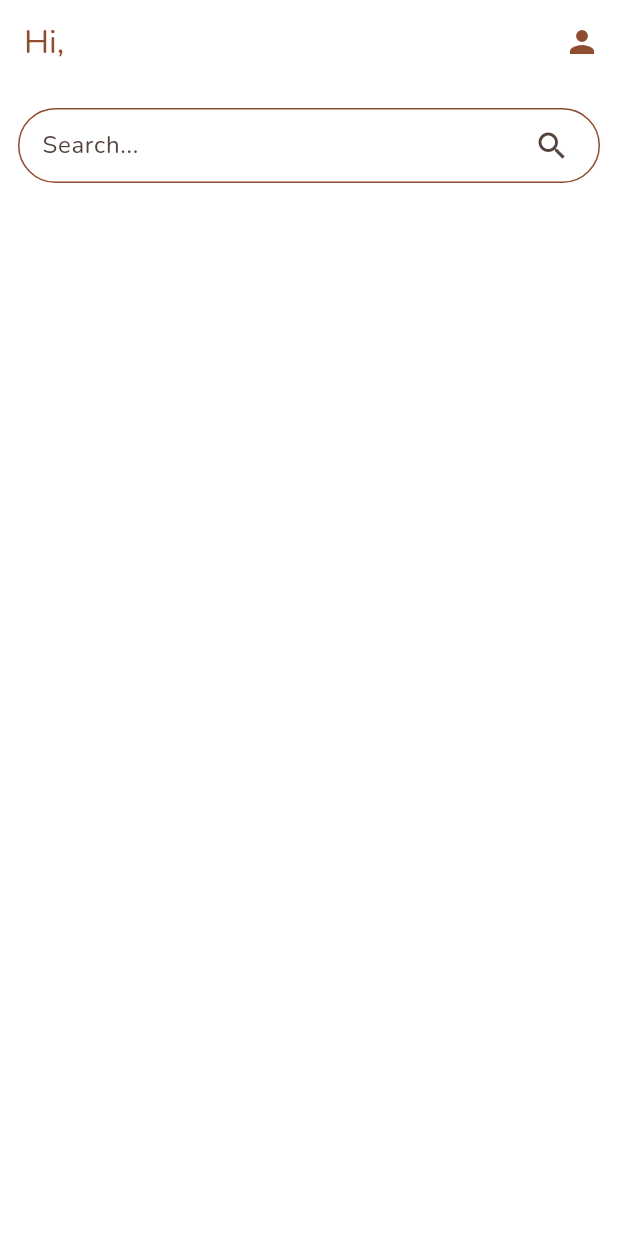
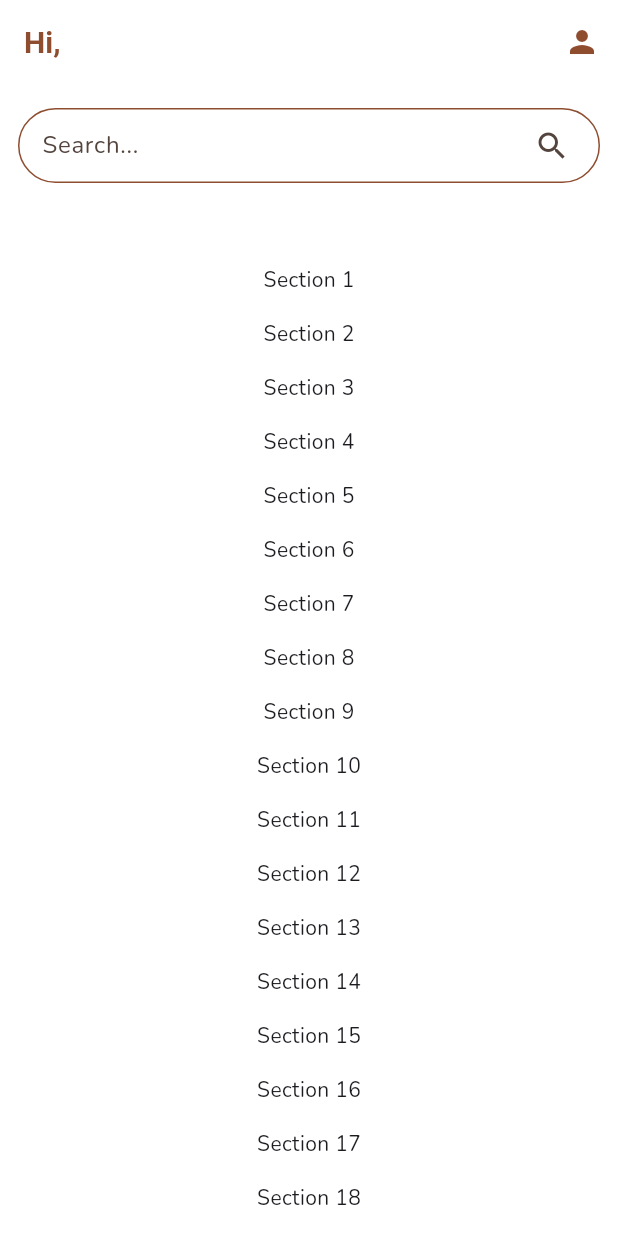
Before and after one commit to NavidZamanKhan/BrewCart, a Flutter app: the screen it shows once a user with an empty profile is signed in, on a phone screen of 412 x 824 dp. Run offline on Flutter 3.47's test engine with Material 3 defaults, Android fonts, the phone set to English and light mode, and no system bars; our stand-ins replace cloud_firestore, firebase_auth, firebase_core, flutter_bloc, go_router, google_fonts and 1 more; accounts and stored records are empty; generated files the repository leaves out were written again.

Commit message:
feat: add search bar widget and scrollable home section

```diff
--- a/lib/app/theme/app_theme.dart
+++ b/lib/app/theme/app_theme.dart
@@ -16,6 +16,11 @@ final appTheme = ThemeData(
   appBarTheme: AppBarTheme(
     backgroundColor: colorScheme.onPrimary,
     foregroundColor: colorScheme.primary,
+    titleTextStyle: TextStyle(
+      color: colorScheme.primary,
+      fontSize: 20,
+      fontWeight: FontWeight.bold,
+    ),
     elevation: 0,
     scrolledUnderElevation: 0,
     shadowColor: Colors.transparent,
--- a/lib/screens/home_screen.dart
+++ b/lib/screens/home_screen.dart
@@ -3,6 +3,7 @@ import 'package:cloud_firestore/cloud_firestore.dart';
 import 'package:flutter/material.dart';
 import 'package:my_coffee_app/models/user_data.dart';
 import 'package:my_coffee_app/widgets/coffee_seach_bar.dart';
+import 'package:my_coffee_app/widgets/home_screen_scrollable_section.dart';
 
 class HomeScreen extends StatefulWidget {
   const HomeScreen({super.key});
@@ -58,8 +59,6 @@ class _HomeScreenState extends State<HomeScreen> {
           },
         ),
         actions: [IconButton(onPressed: () {}, icon: Icon(Icons.person))],
-        backgroundColor: Theme.of(context).colorScheme.onPrimary,
-        foregroundColor: Theme.of(context).colorScheme.primary,
       ),
       body: Column(
         spacing: 30,
@@ -68,6 +67,7 @@ class _HomeScreenState extends State<HomeScreen> {
             padding: const EdgeInsets.symmetric(horizontal: 12, vertical: 16),
             child: CoffeeSearchBar(),
           ),
+          Expanded(child: HomeScreenScrollableSection()),
         ],
       ),
     );
--- /dev/null
+++ b/lib/widgets/home_screen_scrollable_section.dart
@@ -0,0 +1,21 @@
+import 'package:flutter/material.dart';
+
+class HomeScreenScrollableSection extends StatelessWidget {
+  const HomeScreenScrollableSection({super.key});
+
+  @override
+  Widget build(BuildContext context) {
+    return SingleChildScrollView(
+      child: Column(
+        children: [
+          for (int i = 1; i <= 100; i++) ...[
+            Padding(
+              padding: const EdgeInsets.all(8.0),
+              child: Text('Section $i'),
+            ),
+          ],
+        ],
+      ),
+    );
+  }
+}
```
